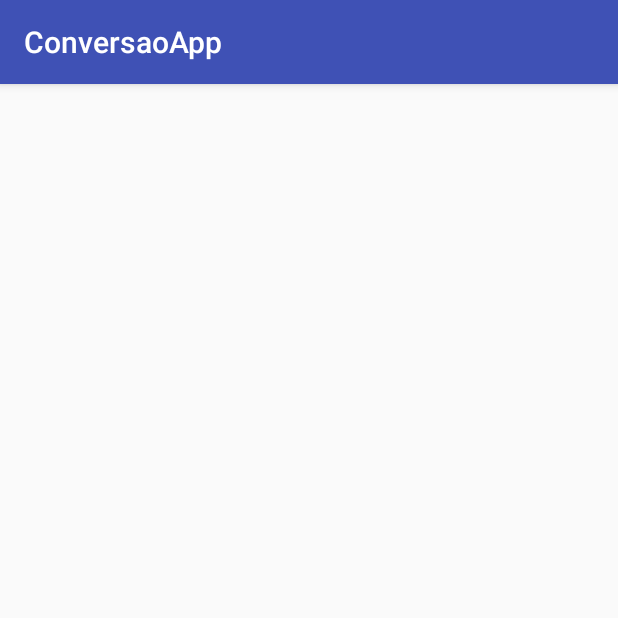
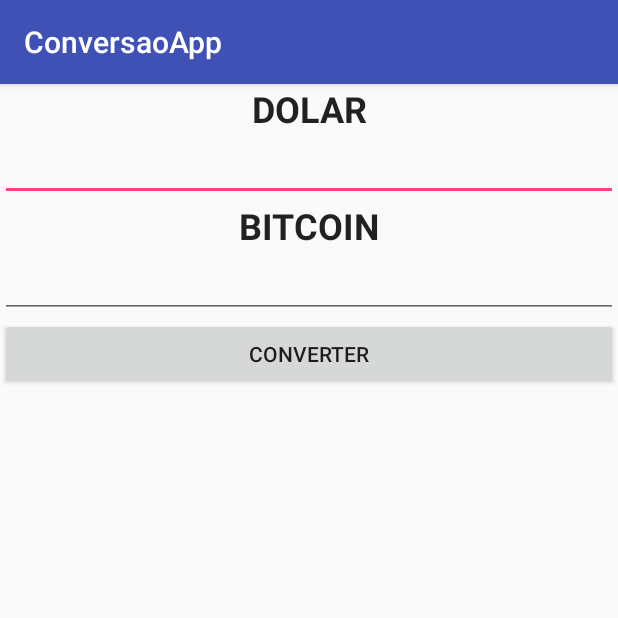
Before and after one commit to JuniorGuilherme/ConversaoApp, an Android app: the MoedasActivity screen opened directly, with no data from a screen before it, on a phone screen of 412 x 824 dp, the top half of it. Run offline under Robolectric (Android 15) with nearby library versions, the phone set to English and light mode, and no system bars.

Commit message:
Desenvolvimento das activitys e funcionalidades da tangente e moedas.

```diff
--- a/app/src/main/java/com/example/notebookdell/conversaoapp/MoedasActivity.java
+++ b/app/src/main/java/com/example/notebookdell/conversaoapp/MoedasActivity.java
@@ -1,13 +1,57 @@
 package com.example.notebookdell.conversaoapp;
 
+import android.content.Context;
 import android.support.v7.app.AppCompatActivity;
 import android.os.Bundle;
+import android.view.View;
+import android.widget.Button;
+import android.widget.EditText;
+import android.widget.Toast;
 
 public class MoedasActivity extends AppCompatActivity {
+    EditText etDolar, etBitcoin;
+    Button btnConverter;
+    Moedas m = new Moedas();
 
     @Override
     protected void onCreate(Bundle savedInstanceState) {
         super.onCreate(savedInstanceState);
         setContentView(R.layout.activity_moedas);
+
+        etBitcoin = (EditText)findViewById(R.id.etBitcoin);
+        etDolar = (EditText)findViewById(R.id.etDolar);
+        btnConverter = (Button)findViewById(R.id.btnConverter);
+
+        btnConverter.setOnClickListener(new View.OnClickListener() {
+            @Override
+            public void onClick(View view) {
+                if(etBitcoin.getText().length()==0 && etDolar.getText().length() ==0) {
+                    Context contexto = getApplicationContext();
+                    int duracao = Toast.LENGTH_SHORT;
+                    Toast toast = Toast.makeText(contexto, "Insira valores em um dos campos." ,duracao);
+                    toast.show();
+                    etDolar.setText("");
+                    etBitcoin.setText("");
+                }else if(etBitcoin.getText().length()!=0 && etDolar.getText().length() !=0){
+                    Context contexto = getApplicationContext();
+                    int duracao = Toast.LENGTH_SHORT;
+                    Toast toast = Toast.makeText(contexto, "Insira valores apenas em um dos campos." ,duracao);
+                    toast.show();
+                    etDolar.setText("");
+                    etBitcoin.setText("");
+                }else{
+                    if (etBitcoin.getText().length() != 0 && etDolar.getText().length() == 0) {
+                        etDolar.setText(m.mostrar(m.bitcoinDolar(Double.parseDouble(etBitcoin.getText().toString())))); // Converte texto da EditText em Double, envia para funcao de conversao e envia para a funcao mostrar que converte double em texto novamente.
+                    } else {
+                        etBitcoin.setText(m.mostrar(m.dolarBitcoin(Double.parseDouble(etDolar.getText().toString()))));
+                    }
+                }
+
+            }
+        });
     }
+
+
+
+
 }
--- a/app/src/main/res/layout/activity_moedas.xml
+++ b/app/src/main/res/layout/activity_moedas.xml
@@ -1,9 +1,51 @@
 <?xml version="1.0" encoding="utf-8"?>
-<android.support.constraint.ConstraintLayout xmlns:android="http://schemas.android.com/apk/res/android"
+<LinearLayout xmlns:android="http://schemas.android.com/apk/res/android"
     xmlns:app="http://schemas.android.com/apk/res-auto"
     xmlns:tools="http://schemas.android.com/tools"
     android:layout_width="match_parent"
     android:layout_height="match_parent"
-    tools:context="com.example.notebookdell.conversaoapp.MoedasActivity">
+    tools:context="com.example.notebookdell.conversaoapp.MoedasActivity"
+    android:orientation="vertical">
 
-</android.support.constraint.ConstraintLayout>
+
+    <TextView
+        android:id="@+id/textView"
+        android:layout_width="match_parent"
+        android:layout_height="wrap_content"
+        android:text="DOLAR"
+        android:textAlignment="center"
+        android:textAppearance="@style/TextAppearance.AppCompat.Body1"
+        android:textSize="24sp"
+        android:textStyle="bold" />
+
+    <EditText
+        android:id="@+id/etDolar"
+        android:layout_width="match_parent"
+        android:layout_height="wrap_content"
+        android:layout_weight="0"
+        android:ems="10"
+        android:inputType="numberDecimal" />
+
+    <TextView
+        android:id="@+id/textView2"
+        android:layout_width="match_parent"
+        android:layout_height="wrap_content"
+        android:text="BITCOIN"
+        android:textAlignment="center"
+        android:textAppearance="@style/TextAppearance.AppCompat.Body1"
+        android:textSize="24sp"
+        android:textStyle="bold" />
+
+    <EditText
+        android:id="@+id/etBitcoin"
+        android:layout_width="match_parent"
+        android:layout_height="wrap_content"
+        android:ems="10"
+        android:inputType="numberDecimal" />
+
+    <Button
+        android:id="@+id/btnConverter"
+        android:layout_width="match_parent"
+        android:layout_height="wrap_content"
+        android:text="Converter" />
+</LinearLayout>
```
Also changed, not shown: app/src/main/java/com/example/notebookdell/conversaoapp/MainActivity.java (+16 -0 lines), app/src/main/java/com/example/notebookdell/conversaoapp/Moedas.java (+14 -0 lines), app/src/main/java/com/example/notebookdell/conversaoapp/Tangente.java (+9 -0 lines), app/src/main/java/com/example/notebookdell/conversaoapp/TangenteActivity.java (+22 -1 lines), app/src/main/res/layout/activity_medidas.xml (+6 -3 lines), app/src/main/res/layout/activity_tangente.xml (+42 -3 lines).
